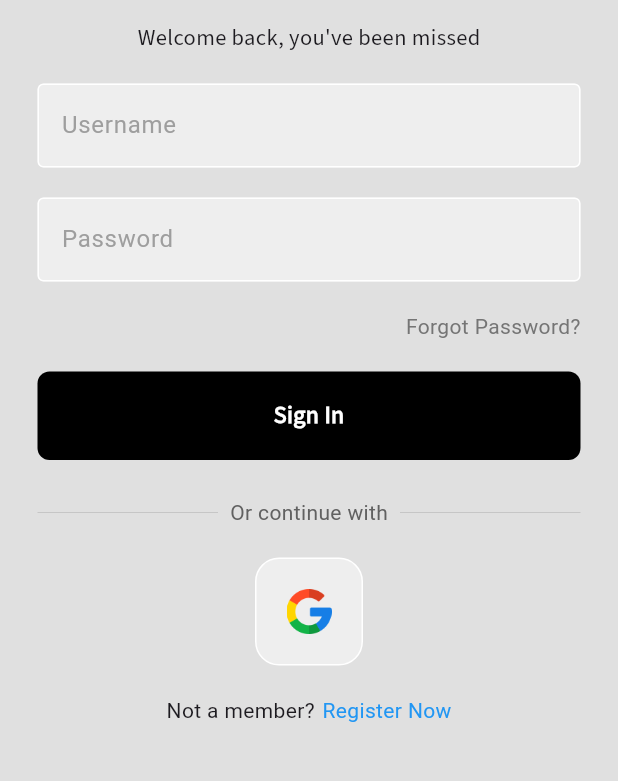
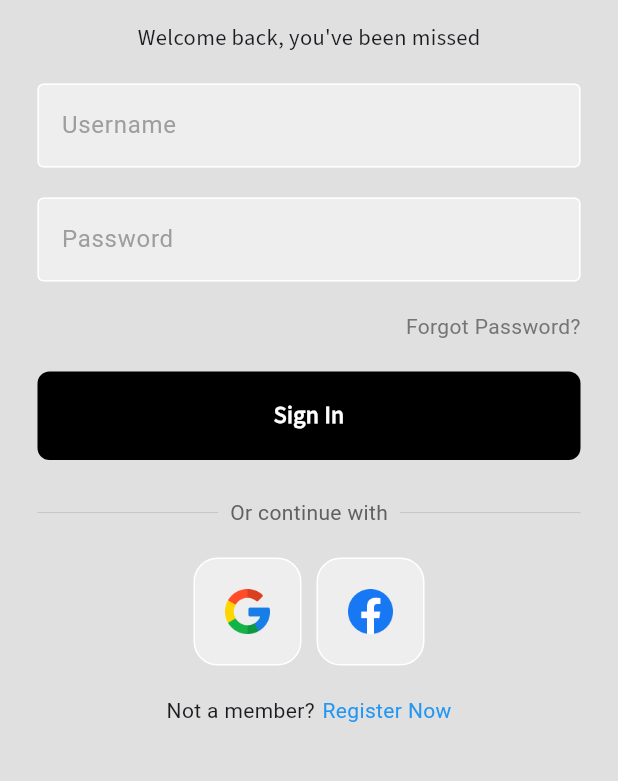
Before and after one commit to Istiaq66/social_login, a Flutter app: the screen it shows after launch, on a phone screen of 412 x 824 dp, the part 363-1144 px from its top. Run offline on Flutter 3.47's test engine with Material 3 defaults, Android fonts, the phone set to English and light mode, and no system bars; our stand-ins replace firebase_auth, firebase_core, google_sign_in; missing offline and left inert: flutter_facebook_auth; accounts and stored records are empty.

Commit message:
faceboook login

```diff
--- a/lib/Screens/home.dart
+++ b/lib/Screens/home.dart
@@ -1,9 +1,10 @@
 import 'package:firebase_auth/firebase_auth.dart';
 import 'package:flutter/material.dart';
 import 'package:google_sign_in/google_sign_in.dart';
+import 'package:flutter_facebook_auth/flutter_facebook_auth.dart';
 
 class Home extends StatefulWidget {
-   Home({super.key});
+   const Home({super.key});
 
   @override
   State<Home> createState() => _HomeState();
@@ -17,6 +18,7 @@ class _HomeState extends State<Home> {
     final GoogleSignIn googleSignIn = GoogleSignIn();
     await googleSignIn.signOut();
     await FirebaseAuth.instance.signOut();
+    await FacebookAuth.instance.logOut();
   }
 
   @override
--- a/lib/Screens/login.dart
+++ b/lib/Screens/login.dart
@@ -132,10 +132,11 @@ class Login extends StatelessWidget {
                 const SizedBox(
                   height: 20,
                 ),
+                  Row(
+                    mainAxisAlignment: MainAxisAlignment.center,
+                    children: [
                       GestureDetector(
-                  onTap:
-                      // anonymous function
-                      () => AuthService().signInWithGoogle(),
+                        onTap: ()=>  AuthService().signInWithGoogle(),
                         child: Container(
                           padding: const EdgeInsets.all(20),
                           decoration: BoxDecoration(
@@ -143,11 +144,26 @@ class Login extends StatelessWidget {
                             borderRadius: BorderRadius.circular(16),
                             color: Colors.grey[200],
                           ),
-                    child: Image.asset(
-                      'images/google.png',
-                      height: 30,
+                          child: Image.asset( 'images/google.png',height: 30,),
                         ),
                       ),
+                      const SizedBox(width: 10,),
+
+                      GestureDetector(
+                        onTap: () async {
+                         await AuthService().signInWithFacebook();
+                        } ,
+                        child: Container(
+                          padding: const EdgeInsets.all(20),
+                          decoration: BoxDecoration(
+                            border: Border.all(color: Colors.white),
+                            borderRadius: BorderRadius.circular(16),
+                            color: Colors.grey[200],
+                          ),
+                          child: Image.asset('images/facebook.png', height: 30),
+                        ),
+                      ),
+                    ],
                   ),
                 const SizedBox(
                   height: 20,
--- a/lib/main.dart
+++ b/lib/main.dart
@@ -1,5 +1,6 @@
 import 'package:firebase_core/firebase_core.dart';
 import 'package:flutter/material.dart';
+import 'package:flutter_facebook_auth/flutter_facebook_auth.dart';
 import 'Screens/auth_page.dart';
 
 void main() async {
--- a/pubspec.yaml
+++ b/pubspec.yaml
@@ -20,6 +20,7 @@ dependencies:
   firebase_core: ^2.15.0
   firebase_auth: ^4.7.0
   google_sign_in: ^6.1.4
+  flutter_facebook_auth: ^6.1.1
 
 dev_dependencies:
   flutter_test:
@@ -34,8 +35,8 @@ flutter:
   uses-material-design: true
 
   assets:
-    - images/google.png
-    - images/logo.png
+    - images/
+
 
 
 
```
Also changed, not shown: lib/Services/auth_service.dart (+16 -0 lines), images/facebook.png (added), pubspec.lock, 3 other files. Lines whose indentation alone changed are shown as unchanged.
